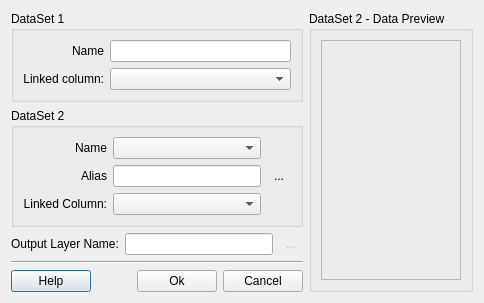
Old version of the form src/terralib/qt/widgets/externalTable/ui/TableLinkDialogForm.ui in the repository claudiobogossian/terralib5.
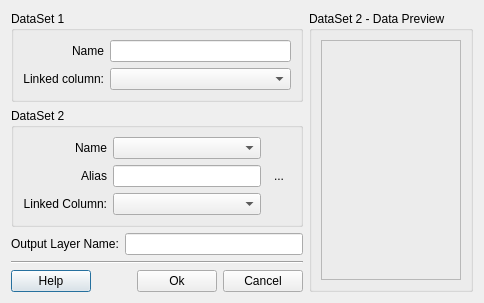
New version of the form. Custom widgets are drawn as their Qt base class.

What changed in the file:
```diff
--- a/src/terralib/qt/widgets/externalTable/ui/TableLinkDialogForm.ui
+++ b/src/terralib/qt/widgets/externalTable/ui/TableLinkDialogForm.ui
@@ -172,19 +172,6 @@
        <item>
         <widget class="QLineEdit" name="m_layerTitleLineEdit"/>
        </item>
-       <item>
-        <widget class="QToolButton" name="m_advancedToolButton">
-         <property name="enabled">
-          <bool>false</bool>
-         </property>
-         <property name="text">
-          <string>...</string>
-         </property>
-         <property name="autoRaise">
-          <bool>true</bool>
-         </property>
-        </widget>
-       </item>
       </layout>
      </item>
      <item row="3" column="0">
```
